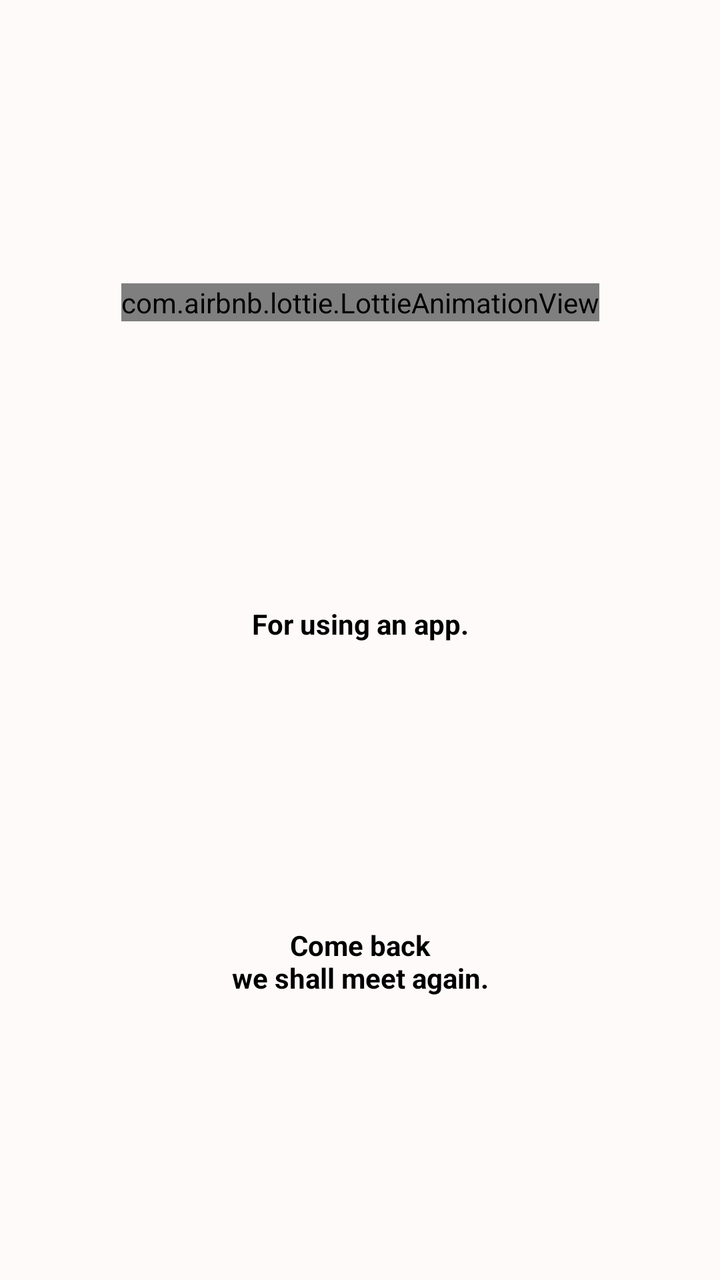
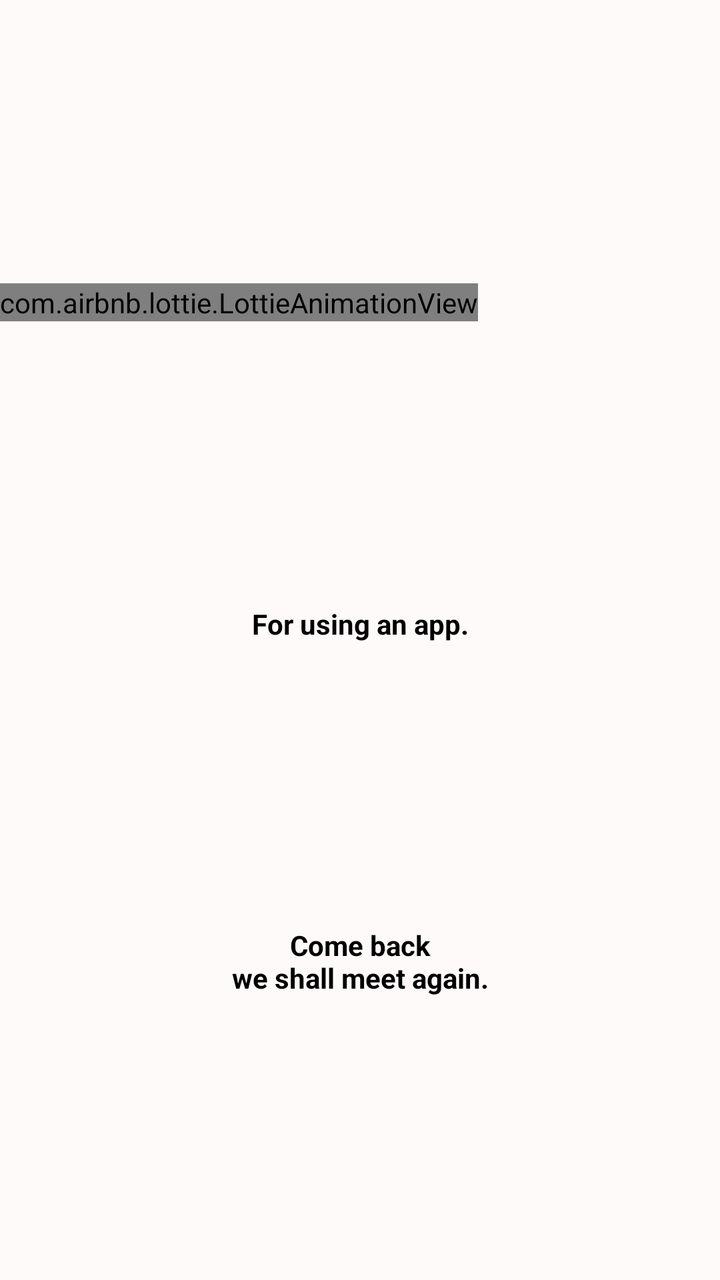

Two renders of the same Android screen: before a commit and after it. Below are the layout's source before the change and the commit's diff.
<!-- AndroidManifest.xml: application theme Theme.ToDoList -->
<!-- res/layout/activity_thank_you.xml -->
<?xml version="1.0" encoding="utf-8"?>
<androidx.constraintlayout.widget.ConstraintLayout xmlns:android="http://schemas.android.com/apk/res/android"
    xmlns:app="http://schemas.android.com/apk/res-auto"
    xmlns:tools="http://schemas.android.com/tools"
    android:id="@+id/thankYouActivityRootLayout"
    android:layout_width="match_parent"
    android:layout_height="match_parent"
    android:background="@color/snowWhiteColor"
    tools:context=".activities.ThankYouActivity">

    <com.airbnb.lottie.LottieAnimationView
        android:id="@+id/lottieAnimationView"
        android:layout_width="wrap_content"
        android:layout_height="wrap_content"
        app:layout_constraintBottom_toTopOf="@id/forUsingAnAppTextView"
        app:layout_constraintEnd_toEndOf="parent"
        app:layout_constraintStart_toStartOf="parent"
        app:layout_constraintTop_toTopOf="parent"
        app:lottie_autoPlay="true"
        app:lottie_loop="true"
        app:lottie_rawRes="@raw/thank_you_animation" />

    <TextView
        android:id="@+id/forUsingAnAppTextView"
        android:layout_width="wrap_content"
        android:layout_height="wrap_content"
        android:layout_marginHorizontal="@dimen/_20sdp"
        android:gravity="center"
        android:text="@string/for_using_an_app_text"
        android:textAllCaps="false"
        android:textColor="@color/blackColor"
        android:textSize="@dimen/_14ssp"
        android:textStyle="bold"
        app:layout_constraintBottom_toTopOf="@id/descriptionTextView"
        app:layout_constraintEnd_toEndOf="parent"
        app:layout_constraintStart_toStartOf="parent"
        app:layout_constraintTop_toBottomOf="@id/lottieAnimationView" />

    <TextView
        android:id="@+id/descriptionTextView"
        android:layout_width="wrap_content"
        android:layout_height="wrap_content"
        android:layout_marginHorizontal="@dimen/_20sdp"
        android:gravity="center"
        android:text="@string/come_back_we_shall_meet_again_text"
        android:textAllCaps="false"
        android:textColor="@color/blackColor"
        android:textSize="@dimen/_14ssp"
        android:textStyle="bold"
        app:layout_constraintBottom_toBottomOf="parent"
        app:layout_constraintEnd_toEndOf="parent"
        app:layout_constraintStart_toStartOf="parent"
        app:layout_constraintTop_toBottomOf="@id/forUsingAnAppTextView" />

</androidx.constraintlayout.widget.ConstraintLayout>
<!-- resources referenced by this layout -->
<resources>
  <color name="blackColor">#000000</color>
  <color name="snowWhiteColor">#FFFAFA</color>
  <string name="come_back_we_shall_meet_again_text">Come back\nwe shall meet again.</string>
  <string name="for_using_an_app_text">For using an app.</string>
  <style name="Theme.ToDoList" parent="Theme.MaterialComponents.Light.NoActionBar">
          
          <item name="colorPrimary">@color/purple_500</item>
          <item name="colorPrimaryVariant">@color/purple_700</item>
          <item name="colorOnPrimary">@color/white</item>
          
          <item name="colorSecondary">@color/teal_200</item>
          <item name="colorSecondaryVariant">@color/teal_700</item>
          <item name="colorOnSecondary">@color/black</item>
          
          <item name="android:statusBarColor">?attr/colorPrimaryVariant</item>
          
      </style>
  <color name="purple_500">#9E9E9E</color>
  <color name="purple_700">#FF3700B3</color>
  <color name="white">#FFFFFFFF</color>
  <color name="teal_200">@android:color/transparent</color>
  <color name="teal_700">#FF018786</color>
  <color name="black">#FF000000</color>
</resources>

<!-- the commit's change to res/layout/activity_thank_you.xml (unified diff, before → after) -->
@@ -14,10 +14,12 @@
         android:layout_height="wrap_content"
         app:layout_constraintBottom_toTopOf="@id/forUsingAnAppTextView"
         app:layout_constraintEnd_toEndOf="parent"
+        app:layout_constraintHorizontal_bias="0.0"
         app:layout_constraintStart_toStartOf="parent"
         app:layout_constraintTop_toTopOf="parent"
         app:lottie_autoPlay="true"
         app:lottie_loop="true"
+        app:lottie_speed="1.5"
         app:lottie_rawRes="@raw/thank_you_animation" />
 
     <TextView
